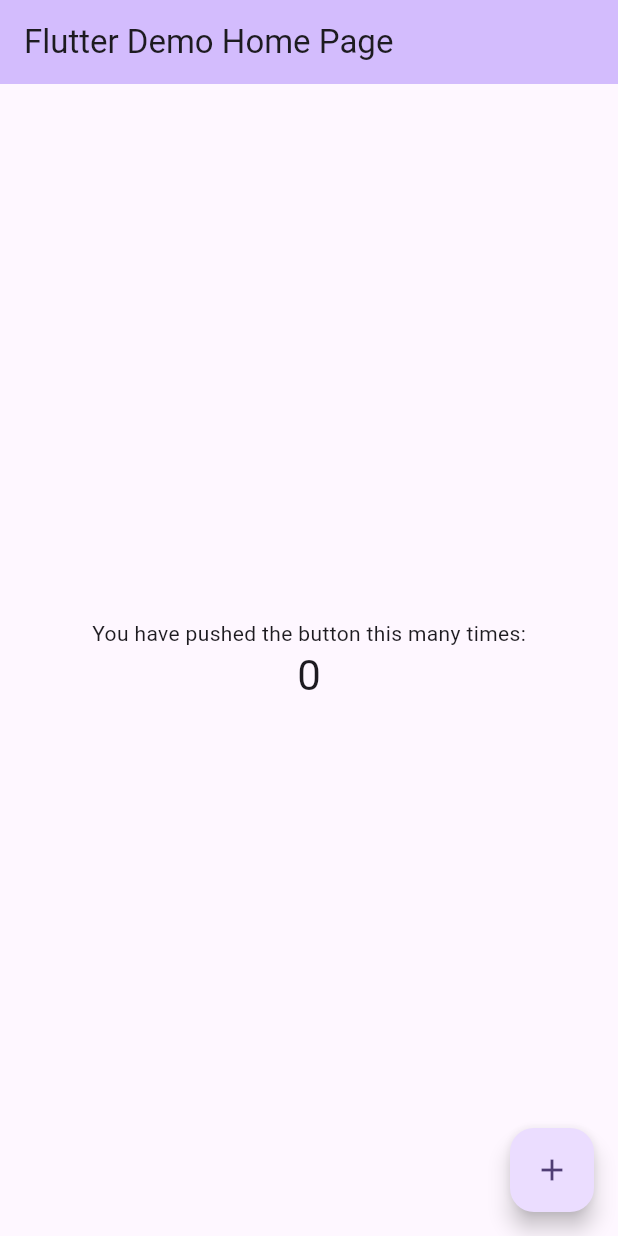
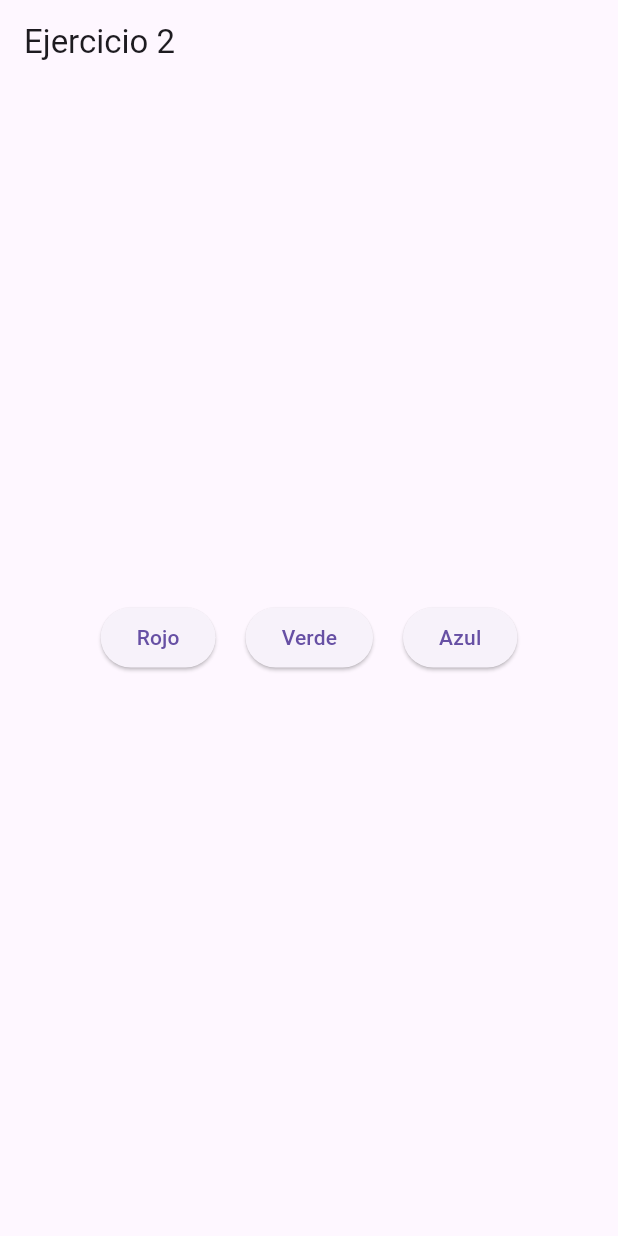
Before and after one commit to milena-dev-code/quinto_tp_progr2, a Flutter app: the screen it shows after launch, on a phone screen of 412 x 824 dp. Run offline on Flutter 3.47's test engine with Material 3 defaults, Android fonts, the phone set to English and light mode, and no system bars.

Commit message:
subiendo resolucion de ej2 a rama ejercicio2, se modifica archivo main.dart

```diff
--- a/lib/main.dart
+++ b/lib/main.dart
@@ -1,3 +1,16 @@
+/*
+2) Fila de botones
+Consigna:
+Crear una app que contenga:
+• Un Scaffold con AppBar titulada "Ejercicio 2".
+• En el body, mostrar una Row centrada con tres botones (ElevatedButton).
+• Cada botón debe tener una etiqueta diferente: "Rojo", "Verde" y "Azul".
+• Al presionar un botón, debe mostrarse un Text debajo de la fila indicando qué color fue
+seleccionado.
+Sugerencia:
+Usar setState() para cambiar el contenido del Text.
+*/
+
 import 'package:flutter/material.dart';
 
 void main() {
@@ -7,119 +20,77 @@
 class MyApp extends StatelessWidget {
   const MyApp({super.key});
 
-  // This widget is the root of your application.
   @override
   Widget build(BuildContext context) {
-    return MaterialApp(
-      title: 'Flutter Demo',
-      theme: ThemeData(
-        // This is the theme of your application.
-        //
-        // TRY THIS: Try running your application with "flutter run". You'll see
-        // the application has a purple toolbar. Then, without quitting the app,
-        // try changing the seedColor in the colorScheme below to Colors.green
-        // and then invoke "hot reload" (save your changes or press the "hot
-        // reload" button in a Flutter-supported IDE, or press "r" if you used
-        // the command line to start the app).
-        //
-        // Notice that the counter didn't reset back to zero; the application
-        // state is not lost during the reload. To reset the state, use hot
-        // restart instead.
-        //
-        // This works for code too, not just values: Most code changes can be
-        // tested with just a hot reload.
-        colorScheme: ColorScheme.fromSeed(seedColor: Colors.deepPurple),
-        useMaterial3: true,
-      ),
-      home: const MyHomePage(title: 'Flutter Demo Home Page'),
+    return const MaterialApp(
+      title: "Ejercicio 2",
+      home: Ejercicio2(),
     );
   }
 }
 
-class MyHomePage extends StatefulWidget {
-  const MyHomePage({super.key, required this.title});
-
-  // This widget is the home page of your application. It is stateful, meaning
-  // that it has a State object (defined below) that contains fields that affect
-  // how it looks.
-
-  // This class is the configuration for the state. It holds the values (in this
-  // case the title) provided by the parent (in this case the App widget) and
-  // used by the build method of the State. Fields in a Widget subclass are
-  // always marked "final".
-
-  final String title;
+class Ejercicio2 extends StatefulWidget {
+  const Ejercicio2({super.key});
 
   @override
-  State<MyHomePage> createState() => _MyHomePageState();
+  State<Ejercicio2> createState() => _Ejercicio2State();
 }
 
-class _MyHomePageState extends State<MyHomePage> {
-  int _counter = 0;
+class _Ejercicio2State extends State<Ejercicio2> {
+  // esta variable se usara en el texto que muestra el color seleccionado
+  String _colorSeleccionado = "";
 
-  void _incrementCounter() {
+  // para actualizar el contenido de la variable segun el color seleccionado
+  void _seleccionarColor(String color) {
     setState(() {
-      // This call to setState tells the Flutter framework that something has
-      // changed in this State, which causes it to rerun the build method below
-      // so that the display can reflect the updated values. If we changed
-      // _counter without calling setState(), then the build method would not be
-      // called again, and so nothing would appear to happen.
-      _counter++;
+      _colorSeleccionado = color;
     });
   }
 
   @override
   Widget build(BuildContext context) {
-    // This method is rerun every time setState is called, for instance as done
-    // by the _incrementCounter method above.
-    //
-    // The Flutter framework has been optimized to make rerunning build methods
-    // fast, so that you can just rebuild anything that needs updating rather
-    // than having to individually change instances of widgets.
     return Scaffold(
       appBar: AppBar(
-        // TRY THIS: Try changing the color here to a specific color (to
-        // Colors.amber, perhaps?) and trigger a hot reload to see the AppBar
-        // change color while the other colors stay the same.
-        backgroundColor: Theme.of(context).colorScheme.inversePrimary,
-        // Here we take the value from the MyHomePage object that was created by
-        // the App.build method, and use it to set our appbar title.
-        title: Text(widget.title),
+        title: const Text("Ejercicio 2"), //cambiamos el titulo del appbar
       ),
       body: Center(
-        // Center is a layout widget. It takes a single child and positions it
-        // in the middle of the parent.
         child: Column(
-          // Column is also a layout widget. It takes a list of children and
-          // arranges them vertically. By default, it sizes itself to fit its
-          // children horizontally, and tries to be as tall as its parent.
-          //
-          // Column has various properties to control how it sizes itself and
-          // how it positions its children. Here we use mainAxisAlignment to
-          // center the children vertically; the main axis here is the vertical
-          // axis because Columns are vertical (the cross axis would be
-          // horizontal).
-          //
-          // TRY THIS: Invoke "debug painting" (choose the "Toggle Debug Paint"
-          // action in the IDE, or press "p" in the console), to see the
-          // wireframe for each widget.
           mainAxisAlignment: MainAxisAlignment.center,
-          children: <Widget>[
-            const Text(
-              'You have pushed the button this many times:',
+          children: [
+            // creamos la fila que mantendra centrados los botones
+            Row(
+              mainAxisAlignment: MainAxisAlignment.center,
+              children: [ //primer elemento: boton Rojo
+                ElevatedButton(
+                  onPressed: () => _seleccionarColor("Rojo"),
+                  child: const Text("Rojo"),
+                ),
+                const SizedBox(width: 20), // segundo elemento espacio entre botones
+                ElevatedButton( //tercer elemento boton verde
+                  onPressed: () => _seleccionarColor("Verde"),
+                  child: const Text("Verde"),
+                ),
+                const SizedBox(width: 20), //cuarto elemento espacio entre botones
+                ElevatedButton( //quinto elemento boton azul
+                  onPressed: () => _seleccionarColor("Azul"),
+                  child: const Text("Azul"),
+                ),
+              ],
             ),
-            Text(
-              '$_counter',
-              style: Theme.of(context).textTheme.headlineMedium,
-            ),
+
+            const SizedBox(height: 30), // espacio que separa la row del texto
+
+            // texto que muestra el color seleccionado
+            if (_colorSeleccionado.isNotEmpty)
+              Text(
+                "Color seleccionado: $_colorSeleccionado",
+                style: TextStyle(
+                  fontSize: 16,
+                ),
+              ),
           ],
         ),
       ),
-      floatingActionButton: FloatingActionButton(
-        onPressed: _incrementCounter,
-        tooltip: 'Increment',
-        child: const Icon(Icons.add),
-      ), // This trailing comma makes auto-formatting nicer for build methods.
     );
   }
 }
```
